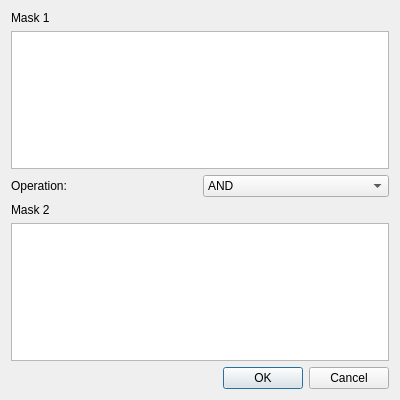
First picture: the form in src/puprisa/ui/forms/mask_math.ui, repository MCFLab/puprisa, before the edit.
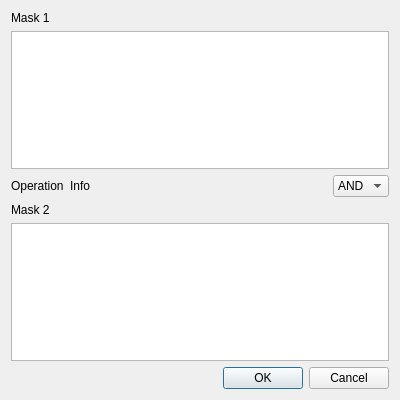
Second picture: the form after the edit.

The edit to the form file:
```diff
--- a/src/puprisa/ui/forms/mask_math.ui
+++ b/src/puprisa/ui/forms/mask_math.ui
@@ -35,10 +35,33 @@
         </sizepolicy>
        </property>
        <property name="text">
-        <string>Operation:</string>
+        <string>Operation</string>
        </property>
       </widget>
      </item>
+     <item>
+      <widget class="QLabel" name="infoLabel">
+       <property name="toolTip">
+        <string>The masked area is where bool = True.</string>
+       </property>
+       <property name="text">
+        <string>Info</string>
+       </property>
+      </widget>
+     </item>
+     <item>
+      <spacer name="horizontalSpacer">
+       <property name="orientation">
+        <enum>Qt::Orientation::Horizontal</enum>
+       </property>
+       <property name="sizeHint" stdset="0">
+        <size>
+         <width>40</width>
+         <height>20</height>
+        </size>
+       </property>
+      </spacer>
+     </item>
      <item>
       <widget class="QComboBox" name="opComboBox">
        <item>
```
